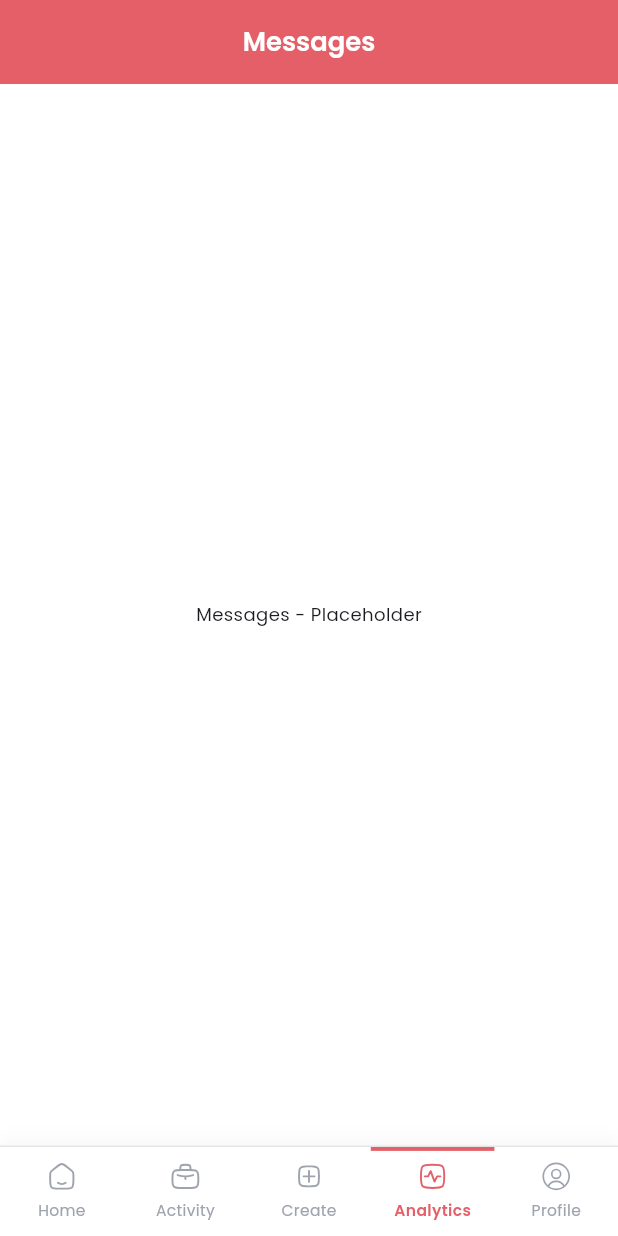
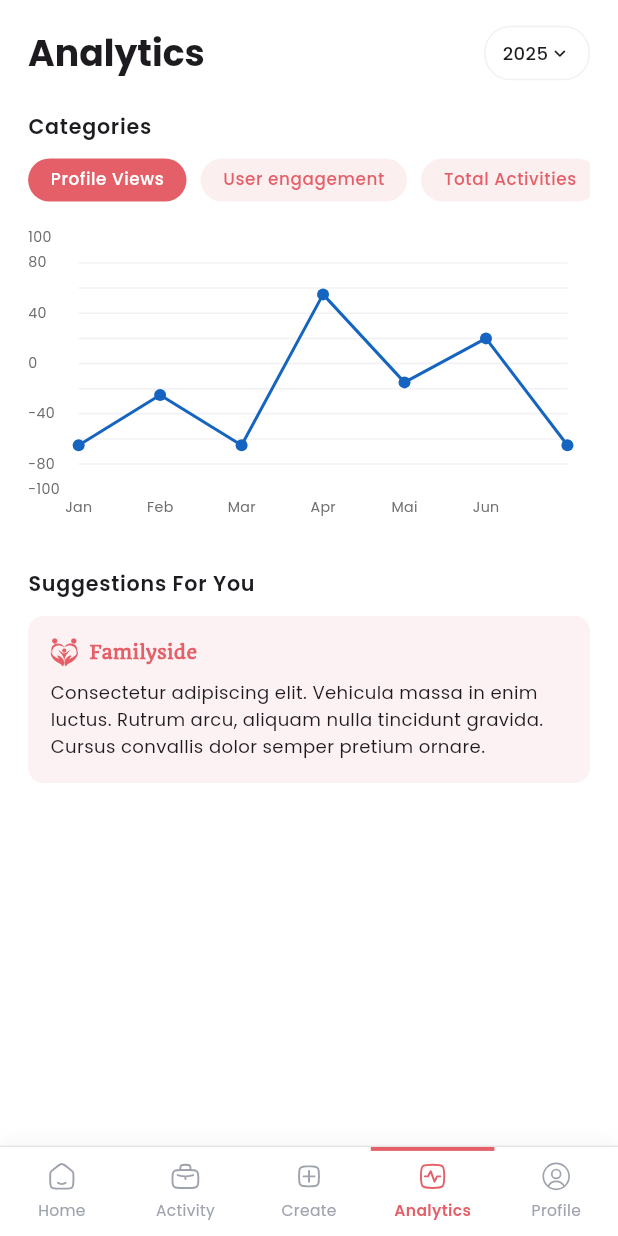
Before and after one commit to Shougotmollik/familyside, a Flutter app: the SpMainNavBarScreen screen opened by its route, item 4 of the bottom bar chosen, on a phone screen of 412 x 824 dp. Run offline on Flutter 3.47's test engine with Material 3 defaults, Android fonts, the light colour scheme and no system bars; drawn by our look-alikes of fl_chart; our stand-ins replace cached_network_image, dotted_border, flutter_dotenv, flutter_image_compress, flutter_riverpod, flutter_screenutil and 9 more; missing offline and left inert: wechat_assets_picker; accounts and stored records are empty.

Commit message:
analythics screen ui complete

```diff
--- /dev/null
+++ b/lib/view/service_provider/analytics/sp_analytics_screen.dart
@@ -0,0 +1,319 @@
+import 'package:fl_chart/fl_chart.dart';
+import 'package:flutter/material.dart';
+import 'package:flutter_screenutil/flutter_screenutil.dart';
+import 'package:flutter_svg/flutter_svg.dart';
+import 'package:familyside/core/theme/app_colors.dart';
+
+class SpAnalyticsScreen extends StatefulWidget {
+  const SpAnalyticsScreen({super.key});
+
+  @override
+  State<SpAnalyticsScreen> createState() => _SpAnalyticsScreenState();
+}
+
+class _SpAnalyticsScreenState extends State<SpAnalyticsScreen> {
+  int _selectedCategoryIndex = 0;
+  String _selectedYear = '2025';
+
+  final List<String> _categories = [
+    'Profile Views',
+    'User engagement',
+    'Total Activities',
+    'Platform Reach',
+  ];
+
+  // Data sets per category (Jan–Jun)
+  final List<List<double>> _chartData = [
+    [-65, -25, -65, 55, -15, 20, -65],   // Profile Views
+    [-40, 10, -30, 40, -5, 30, -50],      // User engagement
+    [-50, -10, -50, 70, -20, 15, -55],    // Total Activities
+    [-30, 20, -40, 60, -10, 25, -45],     // Platform Reach
+  ];
+
+  final List<String> _months = ['Jan', 'Feb', 'Mar', 'Apr', 'Mai', 'Jun'];
+
+  @override
+  Widget build(BuildContext context) {
+    return Scaffold(
+      backgroundColor: Colors.white,
+      body: SafeArea(
+        child: SingleChildScrollView(
+          padding: EdgeInsets.symmetric(horizontal: 20.w),
+          child: Column(
+            crossAxisAlignment: CrossAxisAlignment.start,
+            children: [
+              SizedBox(height: 20.h),
+              _buildHeader(),
+              SizedBox(height: 24.h),
+              _buildCategoriesSection(),
+              SizedBox(height: 16.h),
+              _buildChart(),
+              SizedBox(height: 28.h),
+              _buildSuggestionsSection(),
+              SizedBox(height: 24.h),
+            ],
+          ),
+        ),
+      ),
+    );
+  }
+
+  Widget _buildHeader() {
+    return Row(
+      mainAxisAlignment: MainAxisAlignment.spaceBetween,
+      crossAxisAlignment: CrossAxisAlignment.center,
+      children: [
+        Text(
+          'Analytics',
+          style: Theme.of(context).textTheme.headlineMedium?.copyWith(
+                fontWeight: FontWeight.w700,
+                fontSize: 28.sp,
+                color: AppColors.text,
+              ),
+        ),
+        _buildYearDropdown(),
+      ],
+    );
+  }
+
+  Widget _buildYearDropdown() {
+    return Container(
+      padding: EdgeInsets.symmetric(horizontal: 12.w, vertical: 6.h),
+      decoration: BoxDecoration(
+        border: Border.all(color: AppColors.border),
+        borderRadius: BorderRadius.circular(20.r),
+      ),
+      child: DropdownButtonHideUnderline(
+        child: DropdownButton<String>(
+          value: _selectedYear,
+          isDense: true,
+          icon: Icon(
+            Icons.keyboard_arrow_down_rounded,
+            size: 18.sp,
+            color: AppColors.text,
+          ),
+          style: Theme.of(context).textTheme.bodyMedium?.copyWith(
+                color: AppColors.text,
+                fontWeight: FontWeight.w500,
+                fontSize: 14.sp,
+              ),
+          items: ['2023', '2024', '2025'].map((y) {
+            return DropdownMenuItem(value: y, child: Text(y));
+          }).toList(),
+          onChanged: (val) {
+            if (val != null) setState(() => _selectedYear = val);
+          },
+        ),
+      ),
+    );
+  }
+
+  Widget _buildCategoriesSection() {
+    return Column(
+      crossAxisAlignment: CrossAxisAlignment.start,
+      children: [
+        Text(
+          'Categories',
+          style: Theme.of(context).textTheme.bodyLarge?.copyWith(
+                fontWeight: FontWeight.w600,
+                color: AppColors.text,
+              ),
+        ),
+        SizedBox(height: 12.h),
+        SingleChildScrollView(
+          scrollDirection: Axis.horizontal,
+          child: Row(
+            children: List.generate(_categories.length, (i) {
+              final isSelected = _selectedCategoryIndex == i;
+              return GestureDetector(
+                onTap: () => setState(() => _selectedCategoryIndex = i),
+                child: Container(
+                  margin: EdgeInsets.only(right: 10.w),
+                  padding: EdgeInsets.symmetric(
+                    horizontal: 16.w,
+                    vertical: 8.h,
+                  ),
+                  decoration: BoxDecoration(
+                    color: isSelected
+                        ? AppColors.primaryLight
+                        : AppColors.primaryLight.withValues(alpha: 0.1),
+                    borderRadius: BorderRadius.circular(20.r),
+                  ),
+                  child: Text(
+                    _categories[i],
+                    style: Theme.of(context).textTheme.bodySmall?.copyWith(
+                          color: isSelected
+                              ? Colors.white
+                              : AppColors.primaryLight,
+                          fontWeight: FontWeight.w500,
+                          fontSize: 13.sp,
+                        ),
+                  ),
+                ),
+              );
+            }),
+          ),
+        ),
+      ],
+    );
+  }
+
+  Widget _buildChart() {
+    final data = _chartData[_selectedCategoryIndex];
+
+    final spots = List.generate(
+      data.length,
+      (i) => FlSpot(i.toDouble(), data[i]),
+    );
+
+    return Container(
+      height: 240.h,
+      padding: EdgeInsets.only(right: 16.w, top: 12.h, bottom: 8.h),
+      decoration: BoxDecoration(
+        borderRadius: BorderRadius.circular(12.r),
+      ),
+      child: LineChart(
+        LineChartData(
+          minY: -100,
+          maxY: 100,
+          gridData: FlGridData(
+            show: true,
+            drawVerticalLine: false,
+            horizontalInterval: 20,
+            getDrawingHorizontalLine: (_) => FlLine(
+              color: AppColors.border,
+              strokeWidth: 1,
+            ),
+          ),
+          borderData: FlBorderData(show: false),
+          titlesData: FlTitlesData(
+            leftTitles: AxisTitles(
+              sideTitles: SideTitles(
+                showTitles: true,
+                interval: 40,
+                reservedSize: 36.w,
+                getTitlesWidget: (value, meta) {
+                  return Text(
+                    value.toInt().toString(),
+                    style: TextStyle(
+                      fontSize: 11.sp,
+                      color: AppColors.lightText,
+                    ),
+                  );
+                },
+              ),
+            ),
+            bottomTitles: AxisTitles(
+              sideTitles: SideTitles(
+                showTitles: true,
+                interval: 1,
+                getTitlesWidget: (value, meta) {
+                  final idx = value.toInt();
+                  if (idx < 0 || idx >= _months.length) {
+                    return const SizedBox.shrink();
+                  }
+                  return Padding(
+                    padding: EdgeInsets.only(top: 6.h),
+                    child: Text(
+                      _months[idx],
+                      style: TextStyle(
+                        fontSize: 11.sp,
+                        color: AppColors.lightText,
+                      ),
+                    ),
+                  );
+                },
+              ),
+            ),
+            topTitles: const AxisTitles(
+              sideTitles: SideTitles(showTitles: false),
+            ),
+            rightTitles: const AxisTitles(
+              sideTitles: SideTitles(showTitles: false),
+            ),
+          ),
+          lineBarsData: [
+            LineChartBarData(
+              spots: spots,
+              isCurved: false,
+              color: const Color(0xFF1565C0),
+              barWidth: 2,
+              dotData: FlDotData(
+                show: true,
+                getDotPainter: (spot, percent, bar, index) =>
+                    FlDotCirclePainter(
+                  radius: 4,
+                  color: const Color(0xFF1565C0),
+                  strokeWidth: 0,
+                ),
+              ),
+              belowBarData: BarAreaData(show: false),
+            ),
+          ],
+        ),
+      ),
+    );
+  }
+
+  Widget _buildSuggestionsSection() {
+    return Column(
+      crossAxisAlignment: CrossAxisAlignment.start,
+      children: [
+        Text(
+          'Suggestions For You',
+          style: Theme.of(context).textTheme.bodyLarge?.copyWith(
+                fontWeight: FontWeight.w600,
+                color: AppColors.text,
+              ),
+        ),
+        SizedBox(height: 12.h),
+        _buildSuggestionCard(),
+      ],
+    );
+  }
+
+  Widget _buildSuggestionCard() {
+    return Container(
+      width: double.infinity,
+      padding: EdgeInsets.all(16.w),
+      decoration: BoxDecoration(
+        color: AppColors.primaryLight.withValues(alpha: 0.08),
+        borderRadius: BorderRadius.circular(12.r),
+      ),
+      child: Column(
+        crossAxisAlignment: CrossAxisAlignment.start,
+        children: [
+          Row(
+            children: [
+              SvgPicture.asset(
+                'assets/logo/app_logo.svg',
+                height: 22.h,
+                colorFilter: const ColorFilter.mode(
+                  AppColors.primaryLight,
+                  BlendMode.srcIn,
+                ),
+              ),
+              SizedBox(width: 8.w),
+              Text(
+                'Familyside',
+                style: Theme.of(context).textTheme.bodyMedium?.copyWith(
+                      color: AppColors.primaryLight,
+                      fontWeight: FontWeight.w600,
+                      fontFamily: 'Quando',
+                    ),
+              ),
+            ],
+          ),
+          SizedBox(height: 10.h),
+          Text(
+            'Consectetur adipiscing elit. Vehicula massa in enim luctus. Rutrum arcu, aliquam nulla tincidunt gravida. Cursus convallis dolor semper pretium ornare.',
+            style: Theme.of(context).textTheme.bodyMedium?.copyWith(
+                  color: AppColors.text,
+                  height: 1.5,
+                ),
+          ),
+        ],
+      ),
+    );
+  }
+}
--- a/lib/view/service_provider/sp_main_nav_bar_screen.dart
+++ b/lib/view/service_provider/sp_main_nav_bar_screen.dart
@@ -1,3 +1,4 @@
+import 'package:familyside/view/service_provider/analytics/sp_analytics_screen.dart';
 import 'package:flutter/material.dart';
 import 'package:flutter_screenutil/flutter_screenutil.dart';
 import 'package:familyside/core/theme/app_colors.dart';
@@ -17,7 +18,7 @@ class _SpMainNavBarScreenState extends State<SpMainNavBarScreen> {
     _DashboardScreen(),
     _AppointmentsScreen(),
     _ServicesScreen(),
-    _MessagesScreen(),
+    SpAnalyticsScreen(),
     _SpProfileScreen(),
   ];
 
--- a/pubspec.yaml
+++ b/pubspec.yaml
@@ -51,6 +51,7 @@ dependencies:
   path_provider: ^2.1.5
   image_cropper: ^12.2.1
   dotted_border: ^3.1.0
+  fl_chart: ^0.70.2
 
 dev_dependencies:
   flutter_test:
```
Also changed, not shown: pubspec.lock.
